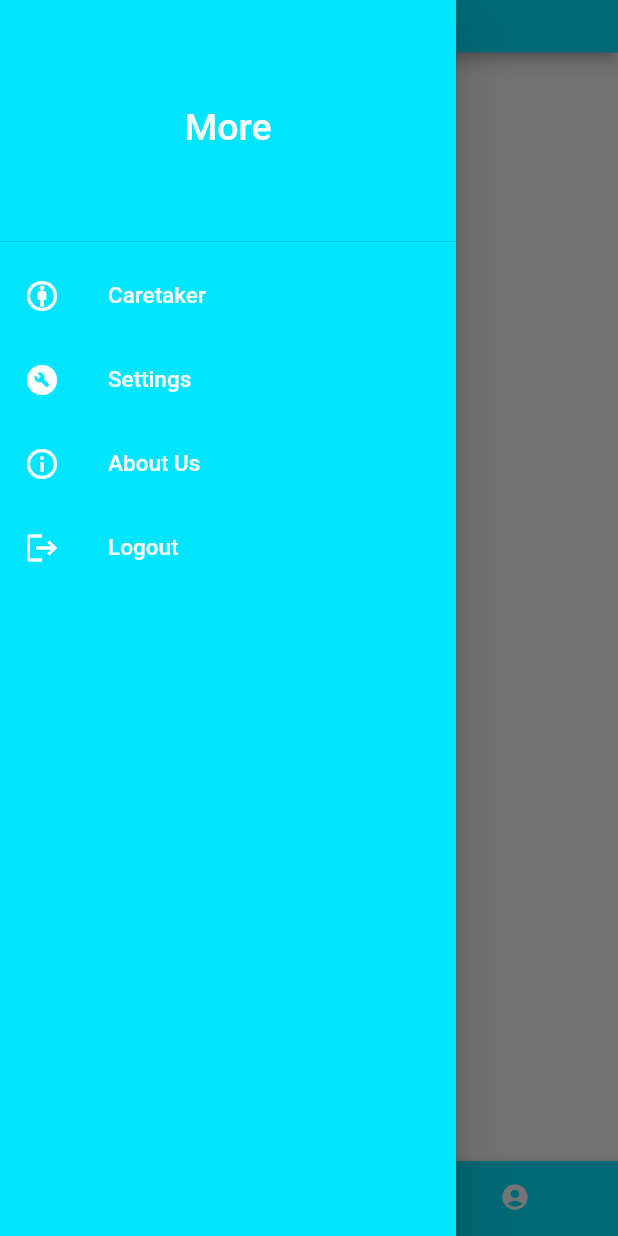
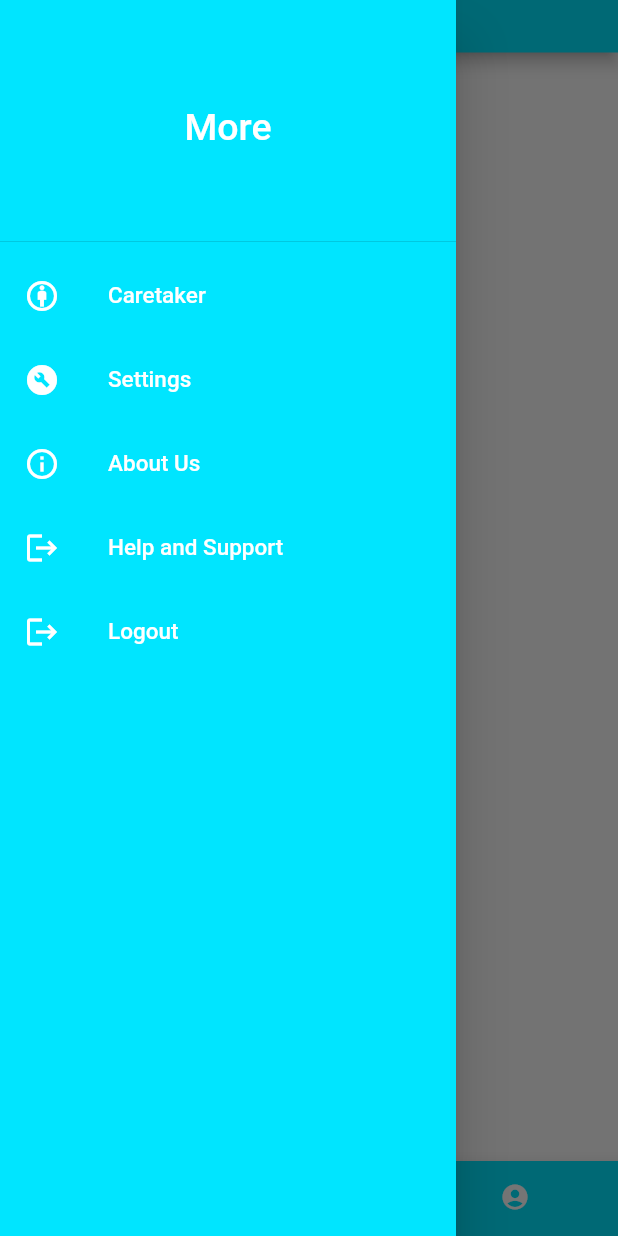
Before and after one commit to MedminderAJCE/MedMinder, a Flutter app: the HomePage screen opened directly, with the side drawer open, on a phone screen of 412 x 824 dp. Run offline on Flutter 3.47's test engine with Material 2 defaults, Android fonts, the phone set to English and light mode, and no system bars; our stand-ins replace cloud_firestore, firebase_auth, firebase_core, fluttertoast; accounts and stored records are empty.

Commit message:
created help and support page

```diff
--- a/lib/screens/Aboutus.dart
+++ b/lib/screens/Aboutus.dart
@@ -73,7 +73,7 @@ class AboutUsPage extends StatelessWidget {
                     'you and providing you with our Service, to protect our legitimate interests, '
                     'to ensure compliance with legal and financial regulatory obligations, or '
                     'otherwise, subject to your consent.\n\n'
-                    'HOW DO WE COLLECT DAT:\n\n'
+                    'HOW DO WE COLLECT DATA:\n\n'
                      'By creating a profile or register with us – you will be asked to provide Personal\n\n'
                       'It is your voluntary decision whether to provide us with any Personal Information or Health Information, '
                     'however if you do not provide this information you may not be able to '
--- a/lib/screens/homepage.dart
+++ b/lib/screens/homepage.dart
@@ -3,6 +3,7 @@
 import 'package:firebase_auth/firebase_auth.dart';
 import 'package:flutter/material.dart';
 import 'package:login/screens/Aboutus.dart';
+import 'package:login/screens/HelpandSupport.dart';
 import 'package:login/screens/account.dart';
 import 'package:login/screens/addmedicine.dart';
 import 'package:login/screens/firstpage.dart';
@@ -87,6 +88,18 @@ class _HomePageState extends State<HomePage> {
                   Navigator.of(context).push(
                       MaterialPageRoute(builder: (context) => AboutUsPage()));
                 },
+              ),
+              ListTile(
+                leading: Icon(IconData(0xe3b3,fontFamily:'MaterialIcons'),color: Colors.white,),
+                title: Text(
+                  'Help and Support',
+                  style: TextStyle(fontSize: 15,color: Colors.white,),
+                ),
+                onTap: (){
+                  Navigator.of(context).push(
+                    MaterialPageRoute(builder:(context) => FAQPage())
+                  );
+                  },
               ),
 
               ListTile(
--- a/lib/screens/timepicker.dart
+++ b/lib/screens/timepicker.dart
@@ -48,8 +48,7 @@ class _timepickerState extends State<timepicker> {
                     style:
                         TextStyle(color: Colors.lightBlueAccent, fontSize: 25)),
               ),
-              color: Colors.white,
-            ),
+              color: Colors.white,)
           ],
         ),
       ),
```
Also changed, not shown: lib/screens/HelpandSupport.dart (added, +40 -0 lines), pubspec.lock.
